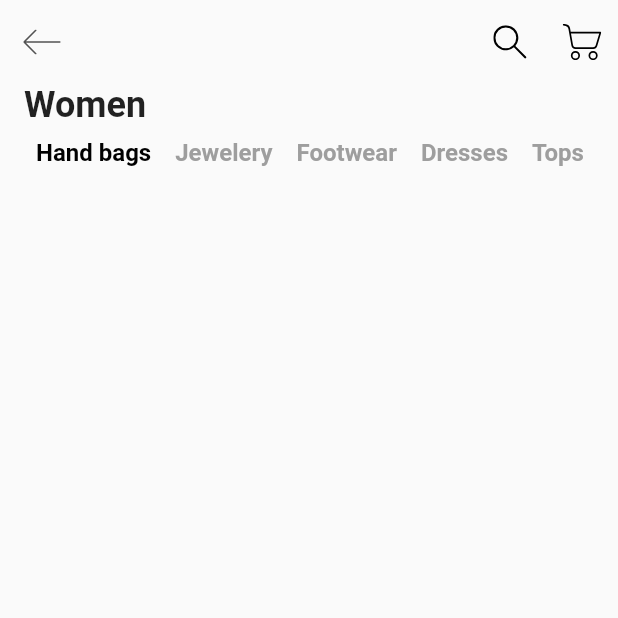
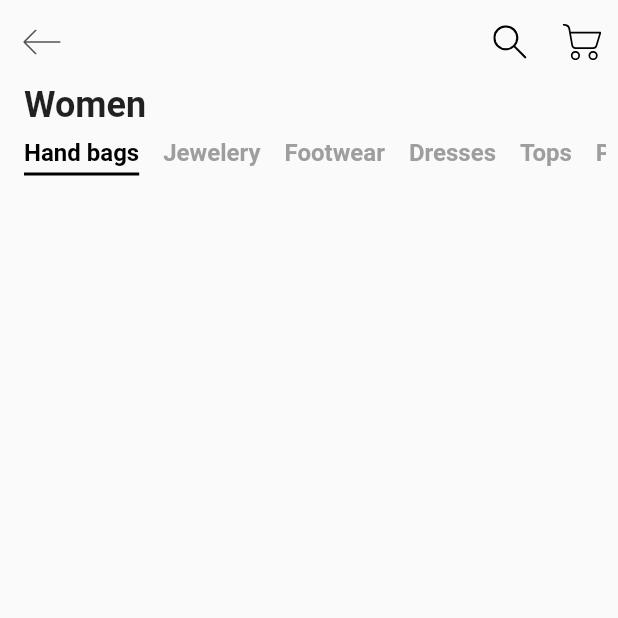
Before and after one commit to huynhtastic/5-days-ui-shopping, a Flutter app: the screen it shows after launch, on a phone screen of 412 x 824 dp, the top half of it. Run offline on Flutter 3.47's test engine with Material 2 defaults, Android fonts, the phone set to English and light mode, and no system bars; our stand-ins replace flutter_svg.

Commit message:
Add underline to selected category

```diff
--- a/lib/screens/products/product_screen.dart
+++ b/lib/screens/products/product_screen.dart
@@ -13,15 +13,17 @@ class Products extends StatelessWidget {
     return Scaffold(
       appBar: appBar,
       body: Container(
-        padding: EdgeInsets.symmetric(horizontal: screenPadding),
         child: Column(
           crossAxisAlignment: CrossAxisAlignment.start,
           children: [
-            Text(
-              'Women',
-              style: TextStyle(
-                fontSize: 24.0,
-                fontWeight: FontWeight.bold,
+            Padding(
+              padding: const EdgeInsets.symmetric(horizontal: screenPadding),
+              child: Text(
+                'Women',
+                style: TextStyle(
+                  fontSize: 24.0,
+                  fontWeight: FontWeight.bold,
+                ),
               ),
             ),
             Categories(),
--- a/lib/screens/products/widgets/categories.dart
+++ b/lib/screens/products/widgets/categories.dart
@@ -22,9 +22,9 @@ class _CategoriesState extends State<Categories> {
   @override
   Widget build(BuildContext context) {
     return SizedBox(
-      height: 40.0,
+      height: 44.0,
       child: Padding(
-        padding: const EdgeInsets.symmetric(vertical: 8.0),
+        padding: const EdgeInsets.symmetric(vertical: 8.0, horizontal: 8.0),
         child: ListView.builder(
           scrollDirection: Axis.horizontal,
           itemCount: categories.length,
@@ -38,14 +38,44 @@ class _CategoriesState extends State<Categories> {
         onTap: () => setState(() => selectedIndex = index),
         child: Padding(
           padding: const EdgeInsets.symmetric(horizontal: 8.0),
-          child: Text(
-            categories[index],
-            style: TextStyle(
-              fontSize: 16.0,
-              fontWeight: FontWeight.bold,
-              color: index == selectedIndex ? Colors.black : Colors.grey,
+          child: Container(
+            child: Column(
+              children: [
+                Text(
+                  categories[index],
+                  style: TextStyle(
+                    fontSize: 16.0,
+                    fontWeight: FontWeight.bold,
+                    color: index == selectedIndex ? Colors.black : Colors.grey,
+                  ),
+                ),
+                Container(
+                  margin: EdgeInsets.only(top: 4),
+                  height: 2,
+                  width: _getTextSize(categories[index]).width,
+                  color: selectedIndex == index
+                      ? Colors.black
+                      : Colors.transparent,
+                )
+              ],
             ),
           ),
         ),
       );
 }
+
+Size _getTextSize(String text) {
+  final textPainter = TextPainter(
+      text: TextSpan(
+        text: text,
+        style: TextStyle(
+          fontSize: 16.0,
+          fontWeight: FontWeight.bold,
+        ),
+      ),
+      maxLines: 1,
+      textDirection: TextDirection.ltr)
+    ..layout(minWidth: 0, maxWidth: double.infinity);
+
+  return textPainter.size;
+}
```
